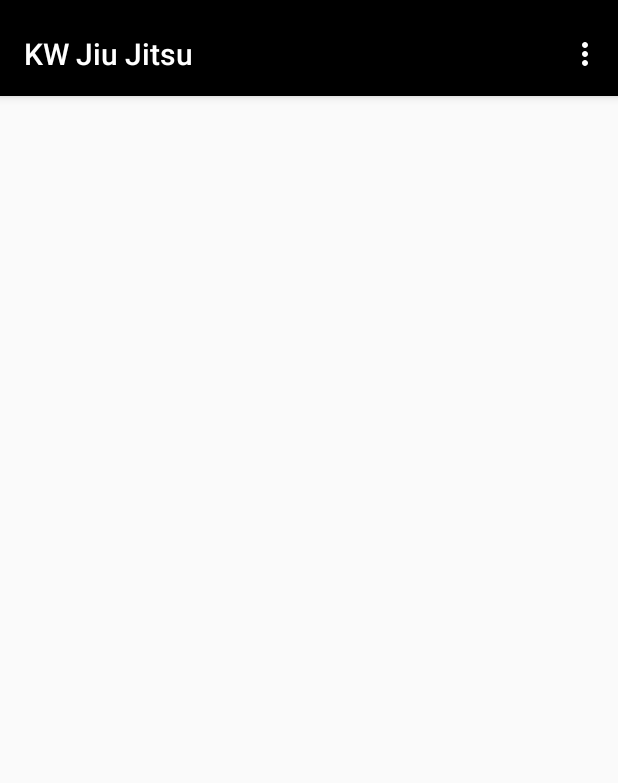
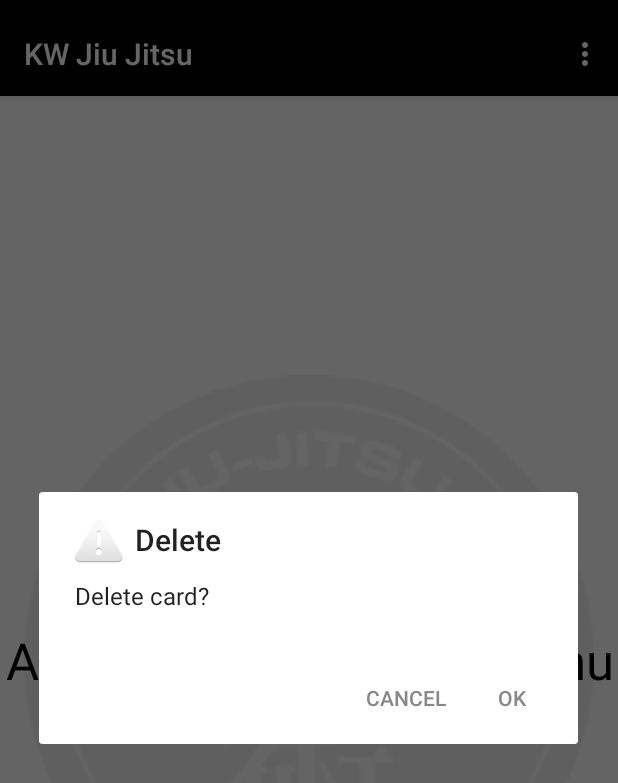
Before and after one commit to cgordon13/kwjiujitsu, an Android app: the screen it shows after launch (Main2Activity), in the options menu, after a tap on "Delete Card", on a phone screen of 412 x 824 dp. Shown: the top 783 px of the screen. Run offline under Robolectric (Android 15) with nearby library versions, the phone set to English and light mode, and no system bars; libraries missing offline, so code that uses them is left out: com.journeyapps.barcodescanner.

Commit message:
Added greeting fragment when there are no cards. Confirm delete

```diff
--- a/app/build.gradle
+++ b/app/build.gradle
@@ -23,6 +23,7 @@ dependencies {
     implementation 'com.android.support:appcompat-v7:26.1.0'
     implementation 'com.android.support.constraint:constraint-layout:1.0.2'
     implementation 'com.android.support:design:26.1.0'
+    implementation 'com.android.support:support-v4:26.1.0'
     testImplementation 'junit:junit:4.12'
     androidTestImplementation 'com.android.support.test:runner:1.0.1'
     androidTestImplementation 'com.android.support.test.espresso:espresso-core:3.0.1'
--- a/app/src/main/java/com/cgordon/kwjiujitsu/Main2Activity.java
+++ b/app/src/main/java/com/cgordon/kwjiujitsu/Main2Activity.java
@@ -29,6 +29,7 @@ import android.view.ViewGroup;
 import android.widget.EditText;
 import android.widget.ImageView;
 import android.widget.TextView;
+import android.widget.Toast;
 
 import com.google.zxing.BarcodeFormat;
 import com.google.zxing.MultiFormatWriter;
@@ -172,7 +173,17 @@ public class Main2Activity extends AppCompatActivity {
 
                 return true;
             case R.id.action_deleteCard:
-                mSectionsPagerAdapter.delete(mViewPager.getCurrentItem());
+
+                new AlertDialog.Builder(this)
+                        .setTitle("Delete")
+                        .setMessage("Delete card?")
+                        .setIcon(android.R.drawable.ic_dialog_alert)
+                        .setPositiveButton(android.R.string.yes, new DialogInterface.OnClickListener() {
+
+                            public void onClick(DialogInterface dialog, int whichButton) {
+                                mSectionsPagerAdapter.delete(mViewPager.getCurrentItem());
+                            }})
+                        .setNegativeButton(android.R.string.no, null).show();
                 return true;
 
             default:
@@ -266,15 +277,16 @@ public class Main2Activity extends AppCompatActivity {
 
         public SectionsPagerAdapter(FragmentManager fm) {
             super(fm);
-//            printFileNames();
             updateFiles();
         }
 
         @Override
         public Fragment getItem(int position) {
-            // getItem is called to instantiate the fragment for the given page.
-            // Return a PlaceholderFragment (defined as a static inner class below).
-            return PlaceholderFragment.newInstance(subFiles[position].getAbsolutePath());
+            if (subFiles.length == 0) {
+                return NoCardsFragment.newInstance();
+            } else {
+                return PlaceholderFragment.newInstance(subFiles[position].getAbsolutePath());
+            }
         }
 
         public void refresh() {
@@ -299,7 +311,11 @@ public class Main2Activity extends AppCompatActivity {
 
         @Override
         public int getCount() {
-            return subFiles.length;
+            if (subFiles.length == 0) {
+                return 1;
+            } else {
+                return subFiles.length;
+            }
         }
     }
 }
--- /dev/null
+++ b/app/src/main/java/com/cgordon/kwjiujitsu/NoCardsFragment.java
@@ -0,0 +1,35 @@
+package com.cgordon.kwjiujitsu;
+
+import android.content.Context;
+import android.net.Uri;
+import android.os.Bundle;
+import android.support.v4.app.Fragment;
+import android.view.LayoutInflater;
+import android.view.View;
+import android.view.ViewGroup;
+
+public class NoCardsFragment extends Fragment {
+
+    public NoCardsFragment() {
+        // Required empty public constructor
+    }
+
+    /**
+     * Use this factory method to create a new instance of
+     * this fragment using the provided parameters.
+     *
+     * @return A new instance of fragment NoCardsFragment.
+     */
+    public static NoCardsFragment newInstance() {
+        NoCardsFragment fragment = new NoCardsFragment();
+        return fragment;
+    }
+
+    @Override
+    public View onCreateView(LayoutInflater inflater, ViewGroup container,
+                             Bundle savedInstanceState) {
+        // Inflate the layout for this fragment
+        return inflater.inflate(R.layout.fragment_no_cards, container, false);
+    }
+
+}
--- /dev/null
+++ b/app/src/main/res/layout/fragment_no_cards.xml
@@ -0,0 +1,27 @@
+<FrameLayout xmlns:android="http://schemas.android.com/apk/res/android"
+    xmlns:app="http://schemas.android.com/apk/res-auto"
+    xmlns:tools="http://schemas.android.com/tools"
+    android:layout_width="match_parent"
+    android:layout_height="match_parent"
+    tools:context="com.cgordon.kwjiujitsu.NoCardsFragment">
+
+    <!-- TODO: Update blank fragment layout -->
+    <TextView
+        android:layout_width="match_parent"
+        android:layout_height="match_parent"
+        android:gravity="center"
+        android:text="Add a card using the menu"
+
+        android:textAppearance="@style/TextAppearance.AppCompat.Display1"
+        android:textColor="#000000" />
+
+    <ImageView
+        android:id="@+id/imageView"
+        android:layout_width="match_parent"
+        android:layout_height="match_parent"
+        android:src="@drawable/kwjj_logo"
+        android:gravity="center"
+        android:alpha="0.05"
+        android:padding="16dp"/>
+
+</FrameLayout>
--- a/app/src/main/res/values/strings.xml
+++ b/app/src/main/res/values/strings.xml
@@ -7,4 +7,7 @@
     <string name="action_add_card">Add Card</string>
     <string name="action_delete_card">Delete Card</string>
     <string name="action_list_files">List Files</string>
+
+    <!-- TODO: Remove or change this placeholder text -->
+    <string name="hello_blank_fragment">Hello blank fragment</string>
 </resources>
```
